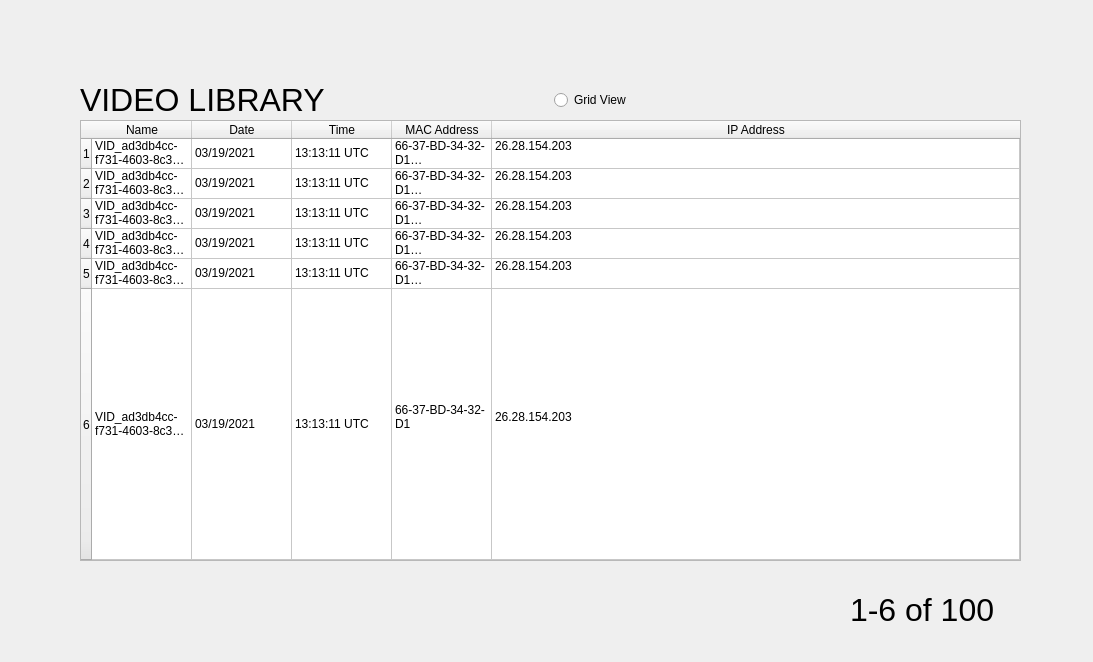
komodo6/AVERT, file src/ui/Video/Video.ui: the form before one commit.
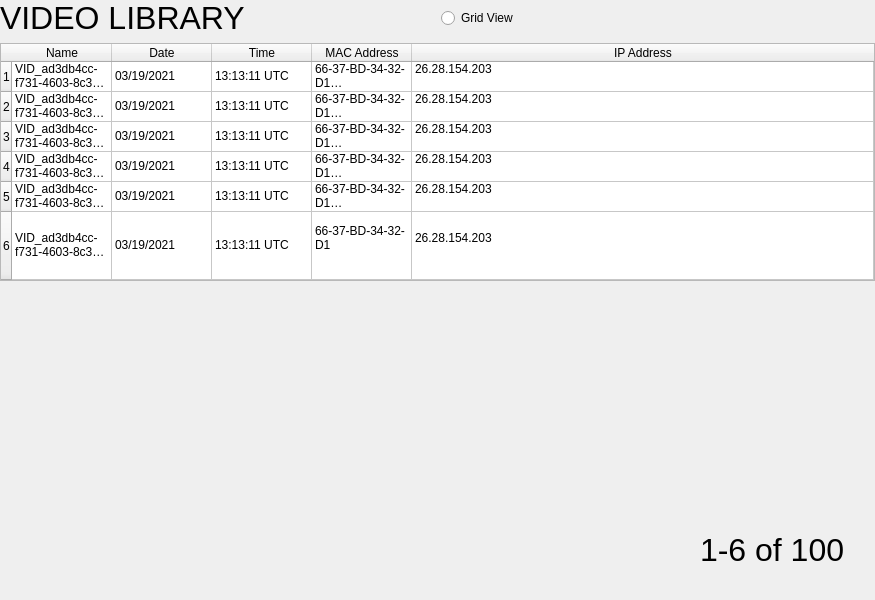
The form after the commit.

Commit message: Added Grid View and changed styling

```diff
--- a/src/ui/Video/Video.ui
+++ b/src/ui/Video/Video.ui
@@ -6,22 +6,62 @@
    <rect>
     <x>0</x>
     <y>0</y>
-    <width>1093</width>
-    <height>662</height>
+    <width>875</width>
+    <height>600</height>
    </rect>
   </property>
   <property name="windowTitle">
    <string>Form</string>
   </property>
+  <widget class="QLabel" name="label_2">
+   <property name="geometry">
+    <rect>
+     <x>700</x>
+     <y>530</y>
+     <width>151</width>
+     <height>41</height>
+    </rect>
+   </property>
+   <property name="sizePolicy">
+    <sizepolicy hsizetype="Fixed" vsizetype="Fixed">
+     <horstretch>0</horstretch>
+     <verstretch>0</verstretch>
+    </sizepolicy>
+   </property>
+   <property name="text">
+    <string>&lt;html&gt;&lt;head/&gt;&lt;body&gt;&lt;p&gt;&lt;span style=&quot; font-size:24pt;&quot;&gt;1-6 of 100&lt;/span&gt;&lt;/p&gt;&lt;/body&gt;&lt;/html&gt;</string>
+   </property>
+  </widget>
+  <widget class="QWidget" name="gridLayoutWidget">
+   <property name="geometry">
+    <rect>
+     <x>0</x>
+     <y>0</y>
+     <width>875</width>
+     <height>281</height>
+    </rect>
+   </property>
+   <layout class="QGridLayout" name="gridLayout">
+    <item row="0" column="0">
+     <layout class="QHBoxLayout" name="horizontalLayout">
+      <item>
+       <widget class="QLabel" name="label">
+        <property name="text">
+         <string>&lt;html&gt;&lt;head/&gt;&lt;body&gt;&lt;p&gt;&lt;span style=&quot; font-size:24pt;&quot;&gt;VIDEO LIBRARY&lt;/span&gt;&lt;/p&gt;&lt;/body&gt;&lt;/html&gt;</string>
+        </property>
+       </widget>
+      </item>
+      <item>
+       <widget class="QRadioButton" name="radioButton">
+        <property name="text">
+         <string>Grid View</string>
+        </property>
+       </widget>
+      </item>
+     </layout>
+    </item>
+    <item row="1" column="0">
   <widget class="QTableWidget" name="tableWidget">
-   <property name="geometry">
-    <rect>
-     <x>80</x>
-     <y>120</y>
-     <width>941</width>
-     <height>441</height>
-    </rect>
-   </property>
    <property name="sizePolicy">
     <sizepolicy hsizetype="Preferred" vsizetype="Expanding">
      <horstretch>2</horstretch>
@@ -285,51 +325,9 @@
     </property>
    </item>
   </widget>
-  <widget class="QWidget" name="horizontalLayoutWidget">
-   <property name="geometry">
-    <rect>
-     <x>80</x>
-     <y>80</y>
-     <width>941</width>
-     <height>41</height>
-    </rect>
-   </property>
-   <layout class="QHBoxLayout" name="horizontalLayout">
-    <item>
-     <widget class="QLabel" name="label">
-      <property name="text">
-       <string>&lt;html&gt;&lt;head/&gt;&lt;body&gt;&lt;p&gt;&lt;span style=&quot; font-size:24pt;&quot;&gt;VIDEO LIBRARY&lt;/span&gt;&lt;/p&gt;&lt;/body&gt;&lt;/html&gt;</string>
-      </property>
-     </widget>
-    </item>
-    <item>
-     <widget class="QRadioButton" name="radioButton">
-      <property name="text">
-       <string>Grid View</string>
-      </property>
-     </widget>
     </item>
    </layout>
   </widget>
-  <widget class="QLabel" name="label_2">
-   <property name="geometry">
-    <rect>
-     <x>850</x>
-     <y>590</y>
-     <width>151</width>
-     <height>41</height>
-    </rect>
-   </property>
-   <property name="sizePolicy">
-    <sizepolicy hsizetype="Fixed" vsizetype="Fixed">
-     <horstretch>0</horstretch>
-     <verstretch>0</verstretch>
-    </sizepolicy>
-   </property>
-   <property name="text">
-    <string>&lt;html&gt;&lt;head/&gt;&lt;body&gt;&lt;p&gt;&lt;span style=&quot; font-size:24pt;&quot;&gt;1-6 of 100&lt;/span&gt;&lt;/p&gt;&lt;/body&gt;&lt;/html&gt;</string>
-   </property>
-  </widget>
  </widget>
  <resources/>
  <connections/>
```
Lines whose indentation alone changed are shown as unchanged. The commit also changes 1 other file.
